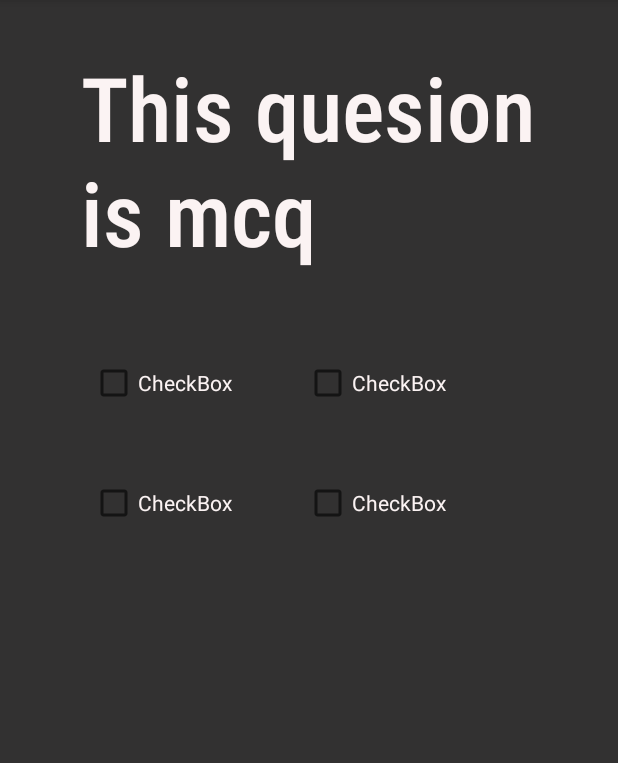
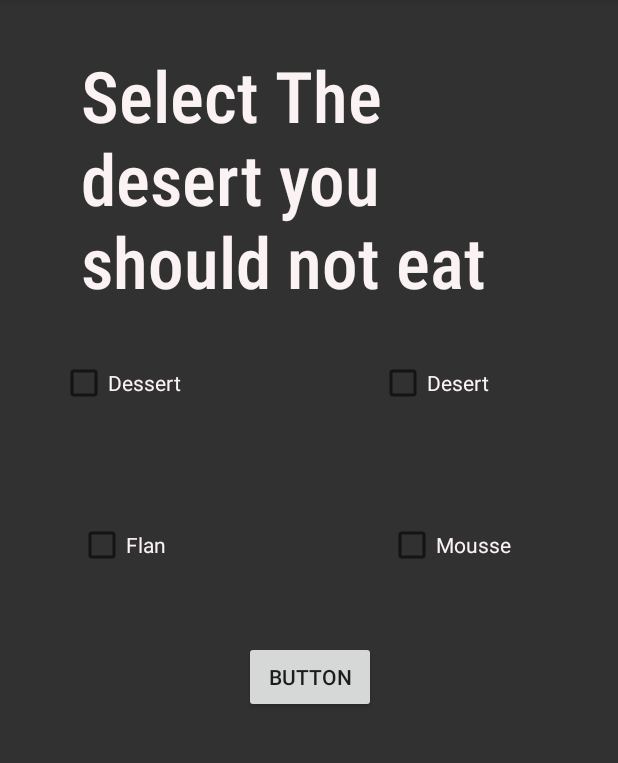
Before and after one commit to Bazifrasool/Recapture, an Android app: the Quiz_page_3 screen opened directly, with no data from a screen before it, on a phone screen of 412 x 824 dp, the part 84-847 px from its top. Run offline under Robolectric (Android 15) with nearby library versions, the phone set to English and light mode, and no system bars.

```diff
--- a/app/src/main/java/com/example/recapture_v_0/Quiz_page_3.java
+++ b/app/src/main/java/com/example/recapture_v_0/Quiz_page_3.java
@@ -1,6 +1,7 @@
 package com.example.recapture_v_0;
 
 import android.os.Bundle;
+import android.view.View;
 
 import androidx.appcompat.app.AppCompatActivity;
 
@@ -13,5 +14,9 @@ public class Quiz_page_3 extends AppCompatActivity {
         setContentView(R.layout.activity_quiz_page_3);
     }
 
+    public void McQ_button(View view) {
+
+    }
+
 
 }
--- a/app/src/main/res/layout/activity_quiz_page_3.xml
+++ b/app/src/main/res/layout/activity_quiz_page_3.xml
@@ -20,7 +20,7 @@
         android:fontFamily="sans-serif-condensed-medium"
         android:paddingLeft="32dp"
         android:paddingRight="32dp"
-        android:text="@string/MCQ_1"
+        android:text="Select The desert you should not eat"
         android:textColor="#FAFFF7F7"
         android:textIsSelectable="false"
         app:layout_constraintEnd_toEndOf="parent"
@@ -32,9 +32,9 @@
         android:id="@+id/checkBox"
         android:layout_width="wrap_content"
         android:layout_height="wrap_content"
-        android:layout_marginStart="60dp"
+        android:layout_marginStart="40dp"
         android:layout_marginTop="32dp"
-        android:text="CheckBox"
+        android:text="Dessert"
         android:textColor="#FAFFF7F7"
         app:layout_constraintStart_toStartOf="parent"
         app:layout_constraintTop_toBottomOf="@+id/textView3" />
@@ -43,9 +43,9 @@
         android:id="@+id/checkBox2"
         android:layout_width="wrap_content"
         android:layout_height="wrap_content"
-        android:layout_marginStart="48dp"
+        android:layout_marginStart="132dp"
         android:layout_marginTop="32dp"
-        android:text="CheckBox"
+        android:text="Desert"
         android:textColor="#FAFFF7F7"
         app:layout_constraintStart_toEndOf="@+id/checkBox"
         app:layout_constraintTop_toBottomOf="@+id/textView3" />
@@ -54,8 +54,9 @@
         android:id="@+id/checkBox5"
         android:layout_width="wrap_content"
         android:layout_height="wrap_content"
-        android:layout_marginTop="112dp"
-        android:text="CheckBox"
+        android:layout_marginStart="12dp"
+        android:layout_marginTop="140dp"
+        android:text="Flan"
         android:textColor="#FAFFF7F7"
         app:layout_constraintStart_toStartOf="@+id/checkBox"
         app:layout_constraintTop_toBottomOf="@+id/textView3" />
@@ -64,11 +65,22 @@
         android:id="@+id/checkBox6"
         android:layout_width="wrap_content"
         android:layout_height="wrap_content"
-        android:layout_marginStart="48dp"
-        android:layout_marginTop="112dp"
-        android:text="CheckBox"
+        android:layout_marginStart="148dp"
+        android:layout_marginTop="140dp"
+        android:text="Mousse"
         android:textColor="#FAFFF7F7"
         app:layout_constraintStart_toEndOf="@+id/checkBox5"
         app:layout_constraintTop_toBottomOf="@+id/textView3" />
 
+    <Button
+        android:id="@+id/button4"
+        android:layout_width="wrap_content"
+        android:layout_height="wrap_content"
+        android:layout_marginTop="220dp"
+        android:layout_marginEnd="8dp"
+        android:onClick="McQ_button"
+        android:text="Button"
+        app:layout_constraintEnd_toStartOf="@+id/checkBox6"
+        app:layout_constraintTop_toBottomOf="@+id/textView3" />
+
 </androidx.constraintlayout.widget.ConstraintLayout>
```
Also changed, not shown: app/src/main/res/drawable/brain.jpg (added), app/src/main/res/drawable/doc.png (added).
